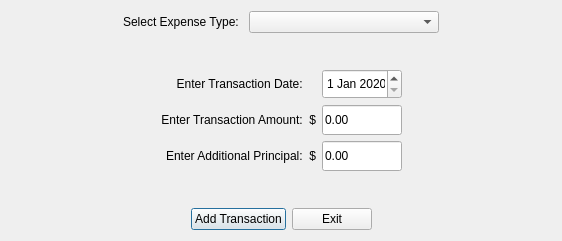
First picture: the form in CashFlowManager/addexpensetransactiondialog.ui, repository epw7856/CashFlowManager, before the edit.
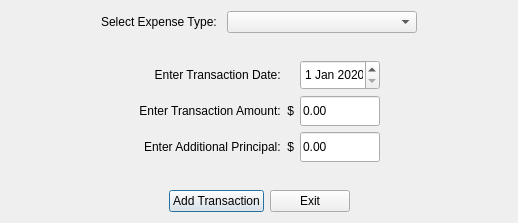
Second picture: the form after the edit.

Commit message: Added functions to hide and show the additional principal line edit item for mortgage expense transactions.

Patch:
```diff
--- a/CashFlowManager/addexpensetransactiondialog.ui
+++ b/CashFlowManager/addexpensetransactiondialog.ui
@@ -9,8 +9,8 @@
    <rect>
     <x>0</x>
     <y>0</y>
-    <width>562</width>
-    <height>241</height>
+    <width>518</width>
+    <height>223</height>
    </rect>
   </property>
   <property name="windowTitle">
```
Left out of the diff: 104 changed lines with no effect on the pictures. The commit also changes 2 other files.
